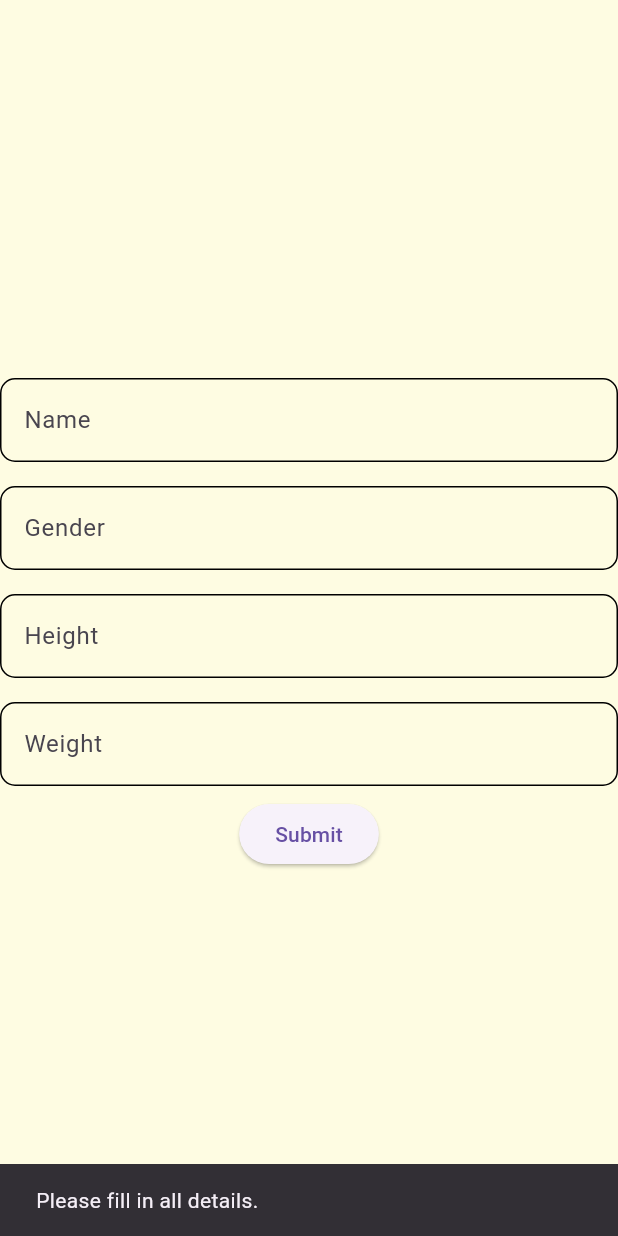
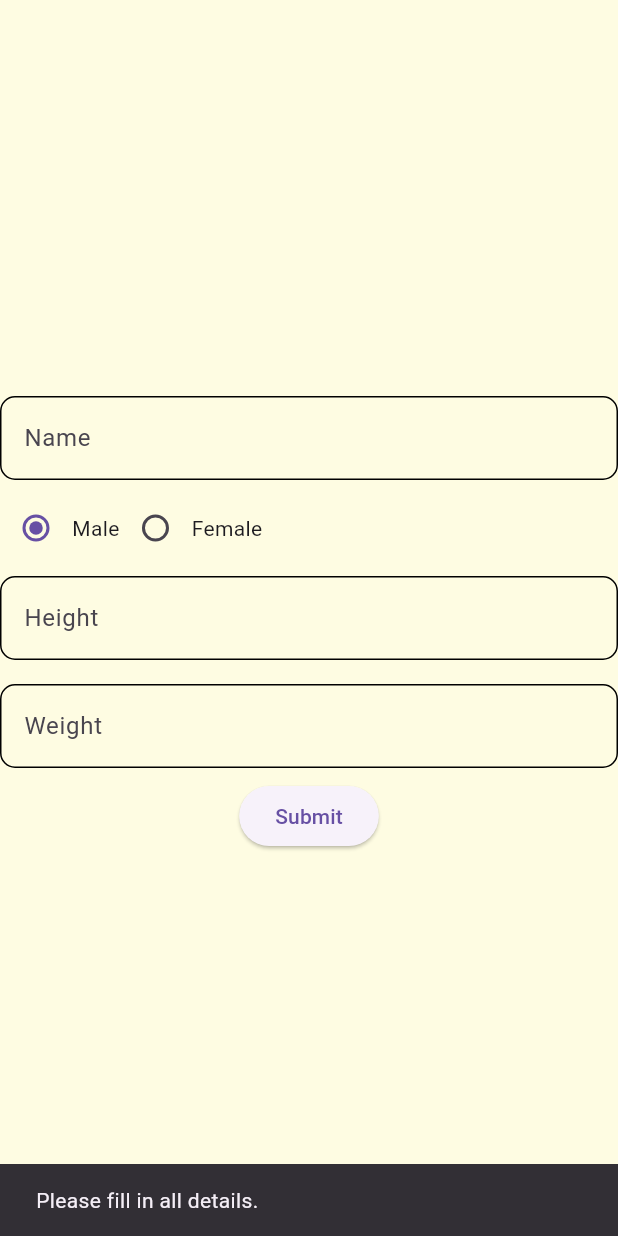
Before and after one commit to priyanshusinghz/bmi_app_assignment, a Flutter app: the screen it shows after launch, after a tap on "Submit", on a phone screen of 412 x 824 dp. Run offline on Flutter 3.47's test engine with Material 3 defaults, Android fonts, the light colour scheme and no system bars; our stand-ins replace charts_flutter_new, sqflite; accounts and stored records are empty.

Commit message:
Update input_page.dart

```diff
--- a/lib/screens/input/input_page.dart
+++ b/lib/screens/input/input_page.dart
@@ -4,6 +4,12 @@ import 'package:zignuts_assignment/data/database_helper.dart';
 import 'package:zignuts_assignment/utils/constants.dart';
 import 'package:zignuts_assignment/screens/input/custom_textfield.dart';
 
+class InputPage extends StatefulWidget {
+  const InputPage({Key? keimport 'package:flutter/material.dart';
+import 'package:zignuts_assignment/screens/input/controllers/controllers.dart';
+import 'package:zignuts_assignment/data/database_helper.dart';
+import 'package:zignuts_assignment/utils/constants.dart';
+import 'package:zignuts_assignment/screens/input/custom_textfield.dart';
 
 class InputPage extends StatefulWidget {
   const InputPage({Key? key}) : super(key: key);
@@ -14,6 +20,7 @@ class InputPage extends StatefulWidget {
 
 class _InputPageState extends State<InputPage> {
   late InputControllers inputControllers;
+  String selectedGender = 'Male';
 
   @override
   void initState() {
@@ -23,7 +30,6 @@ class _InputPageState extends State<InputPage> {
 
   bool areFieldsEmpty() {
     return inputControllers.nameController.text.isEmpty ||
-        inputControllers.genderController.text.isEmpty ||
         inputControllers.heightController.text.isEmpty ||
         inputControllers.weightController.text.isEmpty;
   }
@@ -41,10 +47,29 @@ class _InputPageState extends State<InputPage> {
             controller: inputControllers.nameController,
             keyboardType: TextInputType.name,
           ),
-          CustomTextField(
-            name: 'Gender',
-            controller: inputControllers.genderController,
-            keyboardType: TextInputType.text,
+          Row(
+            children: [
+              Radio(
+                value: 'Male',
+                groupValue: selectedGender,
+                onChanged: (value) {
+                  setState(() {
+                    selectedGender = value.toString();
+                  });
+                },
+              ),
+              const Text('Male'),
+              Radio(
+                value: 'Female',
+                groupValue: selectedGender,
+                onChanged: (value) {
+                  setState(() {
+                    selectedGender = value.toString();
+                  });
+                },
+              ),
+              const Text('Female'),
+            ],
           ),
           CustomTextField(
             name: 'Height',
@@ -66,15 +91,12 @@ class _InputPageState extends State<InputPage> {
                 );
               } else {
                 String name = inputControllers.nameController.text;
-                String gender = inputControllers.genderController.text;
-                int height =
-                    int.parse(inputControllers.heightController.text);
-                int weight =
-                    int.parse(inputControllers.weightController.text);
+                int height = int.parse(inputControllers.heightController.text);
+                int weight = int.parse(inputControllers.weightController.text);
 
                 User user = User(
                   name: name,
-                  gender: gender,
+                  gender: selectedGender, // Use selected gender
                   height: height,
                   weight: weight,
                   date: DateTime.now(),
@@ -92,3 +114,105 @@ class _InputPageState extends State<InputPage> {
     );
   }
 }
+y}) : super(key: key);
+
+  @override
+  _InputPageState createState() => _InputPageState();
+}
+
+class _InputPageState extends State<InputPage> {
+  late InputControllers inputControllers;
+  String selectedGender = 'Male';
+
+  @override
+  void initState() {
+    super.initState();
+    inputControllers = InputControllers();
+  }
+
+  bool areFieldsEmpty() {
+    return inputControllers.nameController.text.isEmpty ||
+        inputControllers.heightController.text.isEmpty ||
+        inputControllers.weightController.text.isEmpty;
+  }
+
+  @override
+  Widget build(BuildContext context) {
+    return Scaffold(
+      backgroundColor: myCustomColor,
+      body: Column(
+        mainAxisAlignment: MainAxisAlignment.center,
+        crossAxisAlignment: CrossAxisAlignment.center,
+        children: [
+          CustomTextField(
+            name: 'Name',
+            controller: inputControllers.nameController,
+            keyboardType: TextInputType.name,
+          ),
+          Row(
+            children: [
+              Radio(
+                value: 'Male',
+                groupValue: selectedGender,
+                onChanged: (value) {
+                  setState(() {
+                    selectedGender = value.toString();
+                  });
+                },
+              ),
+              const Text('Male'),
+              Radio(
+                value: 'Female',
+                groupValue: selectedGender,
+                onChanged: (value) {
+                  setState(() {
+                    selectedGender = value.toString();
+                  });
+                },
+              ),
+              const Text('Female'),
+            ],
+          ),
+          CustomTextField(
+            name: 'Height',
+            controller: inputControllers.heightController,
+            keyboardType: TextInputType.number,
+          ),
+          CustomTextField(
+            name: 'Weight',
+            controller: inputControllers.weightController,
+            keyboardType: TextInputType.number,
+          ),
+          ElevatedButton(
+            onPressed: () async {
+              if (areFieldsEmpty()) {
+                ScaffoldMessenger.of(context).showSnackBar(
+                  const SnackBar(
+                    content: Text('Please fill in all details.'),
+                  ),
+                );
+              } else {
+                String name = inputControllers.nameController.text;
+                int height = int.parse(inputControllers.heightController.text);
+                int weight = int.parse(inputControllers.weightController.text);
+
+                User user = User(
+                  name: name,
+                  gender: selectedGender, // Use selected gender
+                  height: height,
+                  weight: weight,
+                  date: DateTime.now(),
+                );
+
+                await DatabaseHelper().insertUser(user);
+
+                Navigator.pushNamed(context, '/home', arguments: user);
+              }
+            },
+            child: const Text('Submit'),
+          ),
+        ],
+      ),
+    );
+  }
+}
```
